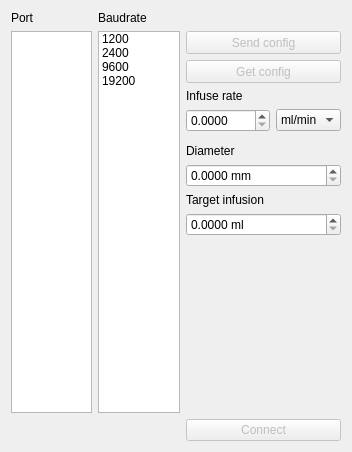
Above: WidgetPump.ui from AGuilbault/Microcal before the change. Below: the same form after it.
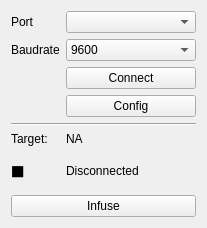
That is the form after the change.

Commit message: Combined WidgetPump and WidgetPumpCtrl and moved configuration to DialogPump.

The edit to the form file:
```diff
--- a/WidgetPump.ui
+++ b/WidgetPump.ui
@@ -6,64 +6,16 @@
    <rect>
     <x>0</x>
     <y>0</y>
-    <width>352</width>
-    <height>452</height>
+    <width>207</width>
+    <height>222</height>
    </rect>
   </property>
   <layout class="QGridLayout" name="gridLayout">
-   <item row="11" column="0">
-    <widget class="QLabel" name="label_port">
-     <property name="palette">
-      <palette>
-       <active>
-        <colorrole role="WindowText">
-         <brush brushstyle="SolidPattern">
-          <color alpha="255">
-           <red>0</red>
-           <green>170</green>
-           <blue>0</blue>
-          </color>
-         </brush>
-        </colorrole>
-       </active>
-       <inactive>
-        <colorrole role="WindowText">
-         <brush brushstyle="SolidPattern">
-          <color alpha="255">
-           <red>0</red>
-           <green>170</green>
-           <blue>0</blue>
-          </color>
-         </brush>
-        </colorrole>
-       </inactive>
-       <disabled>
-        <colorrole role="WindowText">
-         <brush brushstyle="SolidPattern">
-          <color alpha="255">
-           <red>120</red>
-           <green>120</green>
-           <blue>120</blue>
-          </color>
-         </brush>
-        </colorrole>
-       </disabled>
-      </palette>
+   <item row="1" column="1">
+    <widget class="QComboBox" name="combo_baud">
+     <property name="currentIndex">
+      <number>2</number>
      </property>
-    </widget>
-   </item>
-   <item row="4" column="2">
-    <widget class="QDoubleSpinBox" name="spin_rate">
-     <property name="decimals">
-      <number>4</number>
-     </property>
-     <property name="maximum">
-      <double>1999.000000000000000</double>
-     </property>
-    </widget>
-   </item>
-   <item row="1" column="1" rowspan="10">
-    <widget class="QListWidget" name="list_baud">
      <item>
       <property name="text">
        <string>1200</string>
@@ -86,31 +38,7 @@
      </item>
     </widget>
    </item>
-   <item row="4" column="3">
-    <widget class="QComboBox" name="combo_units">
-     <item>
-      <property name="text">
-       <string>ml/min</string>
-      </property>
-     </item>
-     <item>
-      <property name="text">
-       <string>µl/min</string>
-      </property>
-     </item>
-     <item>
-      <property name="text">
-       <string>ml/hr</string>
-      </property>
-     </item>
-     <item>
-      <property name="text">
-       <string>µl/hr</string>
-      </property>
-     </item>
-    </widget>
-   </item>
-   <item row="0" column="1">
+   <item row="1" column="0">
     <widget class="QLabel" name="_label_2">
      <property name="text">
       <string>Baudrate</string>
@@ -130,188 +58,82 @@
      </property>
     </widget>
    </item>
-   <item row="1" column="0" rowspan="10">
-    <widget class="QListWidget" name="list_port"/>
-   </item>
-   <item row="11" column="1">
-    <widget class="QLabel" name="label_baud">
-     <property name="palette">
-      <palette>
-       <active>
-        <colorrole role="WindowText">
-         <brush brushstyle="SolidPattern">
-          <color alpha="255">
-           <red>0</red>
-           <green>170</green>
-           <blue>0</blue>
-          </color>
-         </brush>
-        </colorrole>
-       </active>
-       <inactive>
-        <colorrole role="WindowText">
-         <brush brushstyle="SolidPattern">
-          <color alpha="255">
-           <red>0</red>
-           <green>170</green>
-           <blue>0</blue>
-          </color>
-         </brush>
-        </colorrole>
-       </inactive>
-       <disabled>
-        <colorrole role="WindowText">
-         <brush brushstyle="SolidPattern">
-          <color alpha="255">
-           <red>120</red>
-           <green>120</green>
-           <blue>120</blue>
-          </color>
-         </brush>
-        </colorrole>
-       </disabled>
-      </palette>
-     </property>
-    </widget>
-   </item>
-   <item row="3" column="2" colspan="2">
-    <widget class="QLabel" name="_label_3">
-     <property name="minimumSize">
-      <size>
-       <width>97</width>
-       <height>13</height>
-      </size>
-     </property>
-     <property name="text">
-      <string>Infuse rate</string>
-     </property>
-     <property name="buddy">
-      <cstring>spin_rate</cstring>
-     </property>
-    </widget>
-   </item>
-   <item row="6" column="2" colspan="2">
-    <widget class="QLabel" name="_label_5">
-     <property name="minimumSize">
-      <size>
-       <width>97</width>
-       <height>13</height>
-      </size>
-     </property>
-     <property name="text">
-      <string>Diameter</string>
-     </property>
-     <property name="buddy">
-      <cstring>spin_diameter</cstring>
-     </property>
-    </widget>
-   </item>
-   <item row="1" column="2" colspan="2">
-    <widget class="QPushButton" name="btn_send">
-     <property name="enabled">
-      <bool>false</bool>
-     </property>
-     <property name="minimumSize">
-      <size>
-       <width>97</width>
-       <height>23</height>
-      </size>
-     </property>
-     <property name="text">
-      <string>Send config</string>
-     </property>
-    </widget>
-   </item>
-   <item row="2" column="2" colspan="2">
-    <widget class="QPushButton" name="btn_get">
-     <property name="enabled">
-      <bool>false</bool>
-     </property>
-     <property name="minimumSize">
-      <size>
-       <width>97</width>
-       <height>23</height>
-      </size>
-     </property>
-     <property name="text">
-      <string>Get config</string>
-     </property>
-    </widget>
-   </item>
-   <item row="10" column="2" colspan="2">
-    <spacer name="spacer">
-     <property name="orientation">
-      <enum>Qt::Vertical</enum>
-     </property>
-     <property name="sizeHint" stdset="0">
-      <size>
-       <width>20</width>
-       <height>40</height>
-      </size>
-     </property>
-    </spacer>
-   </item>
-   <item row="8" column="2" colspan="2">
-    <widget class="QLabel" name="label_6">
-     <property name="minimumSize">
-      <size>
-       <width>97</width>
-       <height>13</height>
-      </size>
-     </property>
-     <property name="text">
-      <string>Target infusion</string>
-     </property>
-     <property name="buddy">
-      <cstring>spin_target</cstring>
-     </property>
-    </widget>
-   </item>
-   <item row="7" column="2" colspan="2">
-    <widget class="QDoubleSpinBox" name="spin_diameter">
-     <property name="minimumSize">
-      <size>
-       <width>97</width>
-       <height>20</height>
-      </size>
-     </property>
-     <property name="suffix">
-      <string> mm</string>
-     </property>
-     <property name="decimals">
-      <number>4</number>
-     </property>
-     <property name="maximum">
-      <double>1999.000000000000000</double>
-     </property>
-    </widget>
-   </item>
-   <item row="11" column="2" colspan="2">
+   <item row="2" column="1">
     <widget class="QPushButton" name="btn_conn">
-     <property name="enabled">
-      <bool>false</bool>
-     </property>
      <property name="text">
       <string>Connect</string>
      </property>
     </widget>
    </item>
-   <item row="9" column="2" colspan="2">
-    <widget class="QDoubleSpinBox" name="spin_target">
+   <item row="6" column="0">
+    <widget class="QLabel" name="ico_state">
      <property name="minimumSize">
       <size>
-       <width>97</width>
-       <height>20</height>
+       <width>44</width>
+       <height>37</height>
       </size>
      </property>
-     <property name="suffix">
-      <string> ml</string>
+     <property name="font">
+      <font>
+       <pointsize>20</pointsize>
+      </font>
      </property>
-     <property name="decimals">
-      <number>4</number>
+     <property name="text">
+      <string>⏹</string>
      </property>
-     <property name="maximum">
-      <double>1999.000000000000000</double>
+    </widget>
+   </item>
+   <item row="4" column="0" colspan="2">
+    <widget class="Line" name="line">
+     <property name="orientation">
+      <enum>Qt::Horizontal</enum>
+     </property>
+    </widget>
+   </item>
+   <item row="7" column="0" colspan="2">
+    <widget class="QPushButton" name="btn_infuse">
+     <property name="text">
+      <string>Infuse</string>
+     </property>
+    </widget>
+   </item>
+   <item row="0" column="1">
+    <widget class="QComboBox" name="combo_port"/>
+   </item>
+   <item row="6" column="1">
+    <widget class="QLabel" name="lbl_state">
+     <property name="sizePolicy">
+      <sizepolicy hsizetype="Preferred" vsizetype="Preferred">
+       <horstretch>1</horstretch>
+       <verstretch>0</verstretch>
+      </sizepolicy>
+     </property>
+     <property name="text">
+      <string>Disconnected</string>
+     </property>
+     <property name="scaledContents">
+      <bool>false</bool>
+     </property>
+    </widget>
+   </item>
+   <item row="3" column="1">
+    <widget class="QPushButton" name="btn_config">
+     <property name="text">
+      <string>Config</string>
+     </property>
+    </widget>
+   </item>
+   <item row="5" column="0">
+    <widget class="QLabel" name="_label_3">
+     <property name="text">
+      <string>Target:</string>
+     </property>
+    </widget>
+   </item>
+   <item row="5" column="1">
+    <widget class="QLabel" name="lbl_target">
+     <property name="text">
+      <string>NA</string>
      </property>
     </widget>
    </item>
```
Left out of the diff: 19 changed lines with no effect on the pictures. The commit also changes 11 other files.
